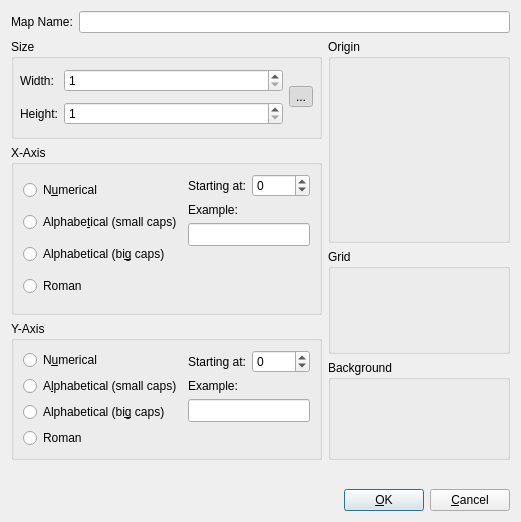
The window that bin/view/mappropertiesdialog.ui (dyle/rpgmapper) describes before a commit, drawn with Qt 5.
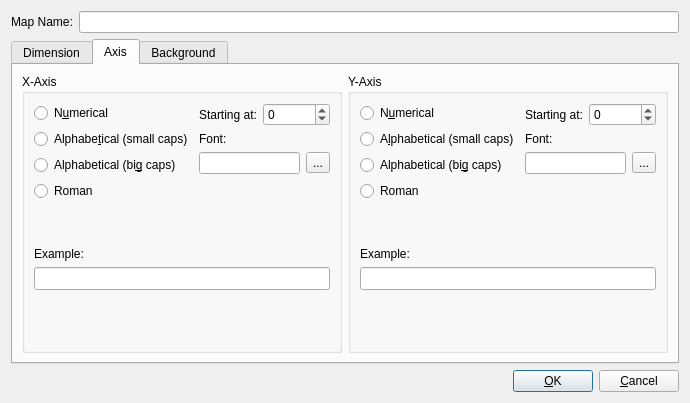
The same window after the commit. Icons and pictures are not drawn. Custom widgets are drawn as their Qt base class.

Commit message: adds attributes to layers

Diff of the .ui file:
```diff
--- a/bin/view/mappropertiesdialog.ui
+++ b/bin/view/mappropertiesdialog.ui
@@ -6,23 +6,17 @@
    <rect>
     <x>0</x>
     <y>0</y>
-    <width>518</width>
-    <height>522</height>
+    <width>690</width>
+    <height>403</height>
    </rect>
   </property>
   <property name="windowTitle">
    <string>Dialog</string>
   </property>
-  <layout class="QGridLayout" name="gridLayout_2">
-   <item row="4" column="0" rowspan="2">
-    <widget class="QGroupBox" name="gbAxisY">
-     <property name="title">
-      <string>Y-Axis</string>
-     </property>
-     <layout class="QHBoxLayout" name="horizontalLayout_7">
+  <layout class="QVBoxLayout" name="verticalLayout_2">
       <item>
-       <widget class="QWidget" name="wdAxisTypeY" native="true">
-        <layout class="QVBoxLayout" name="verticalLayout_5">
+    <widget class="QWidget" name="wdMapName" native="true">
+     <layout class="QHBoxLayout" name="horizontalLayout_2" stretch="0,1">
          <property name="leftMargin">
           <number>0</number>
          </property>
@@ -36,131 +30,34 @@
           <number>0</number>
          </property>
          <item>
-          <widget class="QRadioButton" name="rbNumericalY">
+       <widget class="QLabel" name="lblName">
            <property name="text">
-            <string>N&amp;umerical</string>
+         <string>Map Name:</string>
            </property>
           </widget>
          </item>
          <item>
-          <widget class="QRadioButton" name="rbAlphaSmallY">
-           <property name="text">
-            <string>A&amp;lphabetical (small caps)</string>
-           </property>
-          </widget>
-         </item>
-         <item>
-          <widget class="QRadioButton" name="rbAlphaBigY">
-           <property name="text">
-            <string>Alphabetical (bi&amp;g caps)</string>
-           </property>
-          </widget>
-         </item>
-         <item>
-          <widget class="QRadioButton" name="rbRomanY">
-           <property name="text">
-            <string>Roman</string>
-           </property>
-          </widget>
-         </item>
+       <widget class="QLineEdit" name="edtName"/>
+      </item>
         </layout>
        </widget>
       </item>
       <item>
-       <widget class="QWidget" name="wdStartingSampleY" native="true">
-        <layout class="QVBoxLayout" name="verticalLayout_6">
-         <property name="leftMargin">
-          <number>0</number>
-         </property>
-         <property name="topMargin">
-          <number>0</number>
-         </property>
-         <property name="rightMargin">
-          <number>0</number>
-         </property>
-         <property name="bottomMargin">
-          <number>0</number>
-         </property>
+    <widget class="QTabWidget" name="tbProperties">
+     <property name="currentIndex">
+      <number>1</number>
+     </property>
+     <widget class="QWidget" name="wdDimensions">
+      <attribute name="title">
+       <string>Dimension</string>
+      </attribute>
+      <layout class="QHBoxLayout" name="horizontalLayout_3">
          <item>
-          <widget class="QWidget" name="wdStartY" native="true">
-           <layout class="QHBoxLayout" name="horizontalLayout_8" stretch="0,1">
-            <property name="leftMargin">
-             <number>0</number>
-            </property>
-            <property name="topMargin">
-             <number>0</number>
-            </property>
-            <property name="rightMargin">
-             <number>0</number>
-            </property>
-            <property name="bottomMargin">
-             <number>0</number>
-            </property>
-            <item>
-             <widget class="QLabel" name="lblStartYTitle">
-              <property name="text">
-               <string>Starting at:</string>
-              </property>
-             </widget>
-            </item>
-            <item>
-             <widget class="QSpinBox" name="sbStartYValue">
-              <property name="minimum">
-               <number>-1000</number>
-              </property>
-              <property name="maximum">
-               <number>999</number>
-              </property>
-             </widget>
-            </item>
-           </layout>
-          </widget>
-         </item>
-         <item>
-          <widget class="QLabel" name="lblSampleY">
-           <property name="text">
-            <string>Example:</string>
-           </property>
-          </widget>
-         </item>
-         <item>
-          <widget class="QLineEdit" name="edtAxisYSample">
-           <property name="font">
-            <font>
-             <family>Monospace</family>
-             <pointsize>10</pointsize>
-            </font>
-           </property>
-           <property name="readOnly">
-            <bool>true</bool>
-           </property>
-          </widget>
-         </item>
-         <item>
-          <spacer name="spSampleY">
-           <property name="orientation">
-            <enum>Qt::Vertical</enum>
-           </property>
-           <property name="sizeHint" stdset="0">
-            <size>
-             <width>20</width>
-             <height>40</height>
-            </size>
-           </property>
-          </spacer>
-         </item>
-        </layout>
-       </widget>
-      </item>
-     </layout>
-    </widget>
-   </item>
-   <item row="1" column="0">
     <widget class="QGroupBox" name="gbSize">
      <property name="title">
       <string>Size</string>
      </property>
-     <layout class="QGridLayout" name="lySize" rowstretch="0,0" columnstretch="1">
+         <layout class="QGridLayout" name="lySize" rowstretch="0,0,0" columnstretch="1">
       <property name="leftMargin">
        <number>6</number>
       </property>
@@ -251,57 +148,80 @@
         </layout>
        </widget>
       </item>
-     </layout>
-    </widget>
-   </item>
-   <item row="5" column="1">
-    <widget class="QGroupBox" name="gbBackground">
-     <property name="minimumSize">
+          <item row="2" column="0">
+           <spacer name="spSize">
+            <property name="orientation">
+             <enum>Qt::Vertical</enum>
+            </property>
+            <property name="sizeHint" stdset="0">
       <size>
-       <width>100</width>
-       <height>100</height>
-      </size>
-     </property>
+              <width>20</width>
+              <height>40</height>
+             </size>
+            </property>
+           </spacer>
+          </item>
+         </layout>
+        </widget>
+       </item>
+       <item>
+        <widget class="QGroupBox" name="gbCorner">
      <property name="title">
-      <string>Background</string>
-     </property>
-    </widget>
-   </item>
-   <item row="0" column="0" colspan="2">
-    <widget class="QWidget" name="wdMapName" native="true">
-     <layout class="QHBoxLayout" name="horizontalLayout_2" stretch="0,1">
-      <property name="leftMargin">
-       <number>0</number>
-      </property>
-      <property name="topMargin">
-       <number>0</number>
-      </property>
-      <property name="rightMargin">
-       <number>0</number>
-      </property>
-      <property name="bottomMargin">
-       <number>0</number>
-      </property>
-      <item>
-       <widget class="QLabel" name="lblName">
-        <property name="text">
-         <string>Map Name:</string>
-        </property>
+          <string>Origin</string>
+         </property>
+         <layout class="QVBoxLayout" name="verticalLayout">
+          <item>
+           <widget class="rpgmapper::view::OriginCornerWidget" name="wdOriginCornerWidget" native="true">
+            <property name="sizePolicy">
+             <sizepolicy hsizetype="Fixed" vsizetype="Fixed">
+              <horstretch>0</horstretch>
+              <verstretch>0</verstretch>
+             </sizepolicy>
+            </property>
+            <property name="minimumSize">
+             <size>
+              <width>158</width>
+              <height>158</height>
+             </size>
+            </property>
+            <property name="maximumSize">
+             <size>
+              <width>158</width>
+              <height>158</height>
+             </size>
+            </property>
        </widget>
       </item>
       <item>
-       <widget class="QLineEdit" name="edtName"/>
+           <spacer name="spCorner">
+            <property name="orientation">
+             <enum>Qt::Vertical</enum>
+            </property>
+            <property name="sizeHint" stdset="0">
+             <size>
+              <width>20</width>
+              <height>40</height>
+             </size>
+            </property>
+           </spacer>
       </item>
      </layout>
     </widget>
    </item>
-   <item row="2" column="0" rowspan="2">
+      </layout>
+     </widget>
+     <widget class="QWidget" name="wdAxis">
+      <attribute name="title">
+       <string>Axis</string>
+      </attribute>
+      <layout class="QHBoxLayout" name="horizontalLayout_4">
+       <item>
     <widget class="QGroupBox" name="gbAxisX">
      <property name="title">
       <string>X-Axis</string>
      </property>
-     <layout class="QHBoxLayout" name="horizontalLayout_6">
-      <item>
+         <layout class="QGridLayout" name="lyXAxis" rowstretch="0,0,0,1">
+          <item row="0" column="0">
        <widget class="QWidget" name="wdAxisTypeX" native="true">
         <layout class="QVBoxLayout" name="verticalLayout_4">
          <property name="leftMargin">
@@ -344,10 +264,23 @@
            </property>
           </widget>
          </item>
+             <item>
+              <spacer name="spXConverter">
+               <property name="orientation">
+                <enum>Qt::Vertical</enum>
+               </property>
+               <property name="sizeHint" stdset="0">
+                <size>
+                 <width>20</width>
+                 <height>40</height>
+                </size>
+               </property>
+              </spacer>
+             </item>
         </layout>
        </widget>
       </item>
-      <item>
+          <item row="0" column="1">
        <widget class="QWidget" name="wdStartingSampleX" native="true">
         <layout class="QVBoxLayout" name="verticalLayout_3">
          <property name="leftMargin">
@@ -398,13 +331,68 @@
           </widget>
          </item>
          <item>
+              <widget class="QLabel" name="lblFontXAxis">
+               <property name="text">
+                <string>Font:</string>
+               </property>
+              </widget>
+             </item>
+             <item>
+              <widget class="QWidget" name="wdFontXAxis" native="true">
+               <layout class="QHBoxLayout" name="horizontalLayout_11">
+                <property name="leftMargin">
+                 <number>0</number>
+                </property>
+                <property name="topMargin">
+                 <number>0</number>
+                </property>
+                <property name="rightMargin">
+                 <number>0</number>
+                </property>
+                <property name="bottomMargin">
+                 <number>0</number>
+                </property>
+                <item>
+                 <widget class="QLineEdit" name="edtFontXAxis">
+                  <property name="readOnly">
+                   <bool>true</bool>
+                  </property>
+                 </widget>
+                </item>
+                <item>
+                 <widget class="QToolButton" name="tbFontXAxis">
+                  <property name="text">
+                   <string>...</string>
+                  </property>
+                 </widget>
+                </item>
+               </layout>
+              </widget>
+             </item>
+             <item>
+              <spacer name="spSampleX">
+               <property name="orientation">
+                <enum>Qt::Vertical</enum>
+               </property>
+               <property name="sizeHint" stdset="0">
+                <size>
+                 <width>20</width>
+                 <height>40</height>
+                </size>
+               </property>
+              </spacer>
+             </item>
+            </layout>
+           </widget>
+          </item>
+          <item row="1" column="0" colspan="2">
           <widget class="QLabel" name="lblSampleX">
            <property name="text">
             <string>Example:</string>
            </property>
           </widget>
          </item>
-         <item>
+          <item row="2" column="0" colspan="2">
           <widget class="QLineEdit" name="edtAxisXSample">
            <property name="font">
             <font>
@@ -417,8 +405,86 @@
            </property>
           </widget>
          </item>
+          <item row="3" column="0" colspan="2">
+           <spacer name="spXAxis">
+            <property name="orientation">
+             <enum>Qt::Vertical</enum>
+            </property>
+            <property name="sizeHint" stdset="0">
+             <size>
+              <width>20</width>
+              <height>40</height>
+             </size>
+            </property>
+           </spacer>
+          </item>
+         </layout>
+        </widget>
+       </item>
          <item>
-          <spacer name="spSampleX">
+        <widget class="QGroupBox" name="gbAxisY">
+         <property name="title">
+          <string>Y-Axis</string>
+         </property>
+         <layout class="QGridLayout" name="lyYAxis" rowstretch="0,0,0,1">
+          <item row="2" column="0" colspan="2">
+           <widget class="QLineEdit" name="edtAxisYSample">
+            <property name="font">
+             <font>
+              <family>Monospace</family>
+              <pointsize>10</pointsize>
+             </font>
+            </property>
+            <property name="readOnly">
+             <bool>true</bool>
+            </property>
+           </widget>
+          </item>
+          <item row="0" column="0">
+           <widget class="QWidget" name="wdAxisTypeY" native="true">
+            <layout class="QVBoxLayout" name="verticalLayout_5">
+             <property name="leftMargin">
+              <number>0</number>
+             </property>
+             <property name="topMargin">
+              <number>0</number>
+             </property>
+             <property name="rightMargin">
+              <number>0</number>
+             </property>
+             <property name="bottomMargin">
+              <number>0</number>
+             </property>
+             <item>
+              <widget class="QRadioButton" name="rbNumericalY">
+               <property name="text">
+                <string>N&amp;umerical</string>
+               </property>
+              </widget>
+             </item>
+             <item>
+              <widget class="QRadioButton" name="rbAlphaSmallY">
+               <property name="text">
+                <string>A&amp;lphabetical (small caps)</string>
+               </property>
+              </widget>
+             </item>
+             <item>
+              <widget class="QRadioButton" name="rbAlphaBigY">
+               <property name="text">
+                <string>Alphabetical (bi&amp;g caps)</string>
+               </property>
+              </widget>
+             </item>
+             <item>
+              <widget class="QRadioButton" name="rbRomanY">
+               <property name="text">
+                <string>Roman</string>
+               </property>
+              </widget>
+             </item>
+             <item>
+              <spacer name="spYConverter">
            <property name="orientation">
             <enum>Qt::Vertical</enum>
            </property>
@@ -433,10 +499,179 @@
         </layout>
        </widget>
       </item>
+          <item row="1" column="0" colspan="2">
+           <widget class="QLabel" name="lblSampleY">
+            <property name="text">
+             <string>Example:</string>
+            </property>
+           </widget>
+          </item>
+          <item row="0" column="1">
+           <widget class="QWidget" name="wdStartingSampleY" native="true">
+            <layout class="QVBoxLayout" name="verticalLayout_6">
+             <property name="leftMargin">
+              <number>0</number>
+             </property>
+             <property name="topMargin">
+              <number>0</number>
+             </property>
+             <property name="rightMargin">
+              <number>0</number>
+             </property>
+             <property name="bottomMargin">
+              <number>0</number>
+             </property>
+             <item>
+              <widget class="QWidget" name="wdStartY" native="true">
+               <layout class="QHBoxLayout" name="horizontalLayout_8" stretch="0,1">
+                <property name="leftMargin">
+                 <number>0</number>
+                </property>
+                <property name="topMargin">
+                 <number>0</number>
+                </property>
+                <property name="rightMargin">
+                 <number>0</number>
+                </property>
+                <property name="bottomMargin">
+                 <number>0</number>
+                </property>
+                <item>
+                 <widget class="QLabel" name="lblStartYTitle">
+                  <property name="text">
+                   <string>Starting at:</string>
+                  </property>
+                 </widget>
+                </item>
+                <item>
+                 <widget class="QSpinBox" name="sbStartYValue">
+                  <property name="minimum">
+                   <number>-1000</number>
+                  </property>
+                  <property name="maximum">
+                   <number>999</number>
+                  </property>
+                 </widget>
+                </item>
      </layout>
     </widget>
    </item>
-   <item row="7" column="0" colspan="2">
+             <item>
+              <widget class="QLabel" name="lblFontYAxis">
+               <property name="text">
+                <string>Font:</string>
+               </property>
+              </widget>
+             </item>
+             <item>
+              <widget class="QWidget" name="wdFontYAxis" native="true">
+               <layout class="QHBoxLayout" name="horizontalLayout_10">
+                <property name="leftMargin">
+                 <number>0</number>
+                </property>
+                <property name="topMargin">
+                 <number>0</number>
+                </property>
+                <property name="rightMargin">
+                 <number>0</number>
+                </property>
+                <property name="bottomMargin">
+                 <number>0</number>
+                </property>
+                <item>
+                 <widget class="QLineEdit" name="edtFontYAxis">
+                  <property name="readOnly">
+                   <bool>true</bool>
+                  </property>
+                 </widget>
+                </item>
+                <item>
+                 <widget class="QToolButton" name="tbFontYAxis">
+                  <property name="text">
+                   <string>...</string>
+                  </property>
+                 </widget>
+                </item>
+               </layout>
+              </widget>
+             </item>
+             <item>
+              <spacer name="spSampleY">
+               <property name="orientation">
+                <enum>Qt::Vertical</enum>
+               </property>
+               <property name="sizeHint" stdset="0">
+                <size>
+                 <width>20</width>
+                 <height>40</height>
+                </size>
+               </property>
+              </spacer>
+             </item>
+            </layout>
+           </widget>
+          </item>
+          <item row="3" column="0" colspan="2">
+           <spacer name="spYAxis">
+            <property name="orientation">
+             <enum>Qt::Vertical</enum>
+            </property>
+            <property name="sizeHint" stdset="0">
+             <size>
+              <width>20</width>
+              <height>40</height>
+             </size>
+            </property>
+           </spacer>
+          </item>
+         </layout>
+         <zorder>wdAxisTypeY</zorder>
+         <zorder>wdStartingSampleY</zorder>
+         <zorder>lblSampleY</zorder>
+         <zorder>edtAxisYSample</zorder>
+         <zorder>lblSampleY</zorder>
+         <zorder>edtAxisYSample</zorder>
+         <zorder>spYAxis</zorder>
+        </widget>
+       </item>
+      </layout>
+     </widget>
+     <widget class="QWidget" name="wdBackground">
+      <attribute name="title">
+       <string>Background</string>
+      </attribute>
+      <layout class="QHBoxLayout" name="horizontalLayout_9">
+       <item>
+        <widget class="QGroupBox" name="gbBackground">
+         <property name="minimumSize">
+          <size>
+           <width>100</width>
+           <height>100</height>
+          </size>
+         </property>
+         <property name="title">
+          <string>Background</string>
+         </property>
+        </widget>
+       </item>
+       <item>
+        <widget class="QGroupBox" name="gbGrid">
+         <property name="minimumSize">
+          <size>
+           <width>0</width>
+           <height>100</height>
+          </size>
+         </property>
+         <property name="title">
+          <string>Grid</string>
+         </property>
+        </widget>
+       </item>
+      </layout>
+     </widget>
+    </widget>
+   </item>
+   <item>
     <widget class="QWidget" name="wdButtonBox" native="true">
      <layout class="QHBoxLayout" name="horizontalLayout">
       <property name="leftMargin">
@@ -487,76 +722,6 @@
      </layout>
     </widget>
    </item>
-   <item row="3" column="1" rowspan="2">
-    <widget class="QGroupBox" name="gbGrid">
-     <property name="minimumSize">
-      <size>
-       <width>0</width>
-       <height>100</height>
-      </size>
-     </property>
-     <property name="title">
-      <string>Grid</string>
-     </property>
-    </widget>
-   </item>
-   <item row="1" column="1" rowspan="2">
-    <widget class="QGroupBox" name="gbCorner">
-     <property name="title">
-      <string>Origin</string>
-     </property>
-     <layout class="QVBoxLayout" name="verticalLayout">
-      <item>
-       <widget class="rpgmapper::view::OriginCornerWidget" name="wdOriginCornerWidget" native="true">
-        <property name="sizePolicy">
-         <sizepolicy hsizetype="Fixed" vsizetype="Fixed">
-          <horstretch>0</horstretch>
-          <verstretch>0</verstretch>
-         </sizepolicy>
-        </property>
-        <property name="minimumSize">
-         <size>
-          <width>158</width>
-          <height>158</height>
-         </size>
-        </property>
-        <property name="maximumSize">
-         <size>
-          <width>158</width>
-          <height>158</height>
-         </size>
-        </property>
-       </widget>
-      </item>
-      <item>
-       <spacer name="spCorner">
-        <property name="orientation">
-         <enum>Qt::Vertical</enum>
-        </property>
-        <property name="sizeHint" stdset="0">
-         <size>
-          <width>20</width>
-          <height>40</height>
-         </size>
-        </property>
-       </spacer>
-      </item>
-     </layout>
-    </widget>
-   </item>
-   <item row="6" column="0" colspan="2">
-    <spacer name="verticalSpacer">
-     <property name="orientation">
-      <enum>Qt::Vertical</enum>
-     </property>
-     <property name="sizeHint" stdset="0">
-      <size>
-       <width>20</width>
-       <height>40</height>
-      </size>
-     </property>
-    </spacer>
-   </item>
   </layout>
  </widget>
  <customwidgets>
```
Left out of the diff: 22 changed lines with no effect on the pictures. Lines whose indentation alone changed are shown as unchanged. The commit also changes 3 other files.
